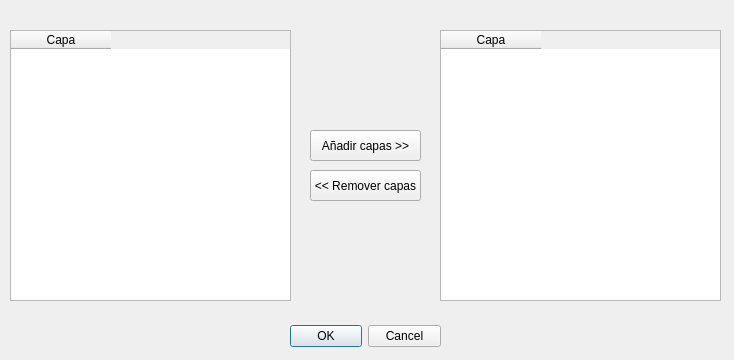
Before: the Qt Designer form wqi_plugin_dialog_base.ui in marcelomolas/wqi_calculator, drawn with Qt 5.
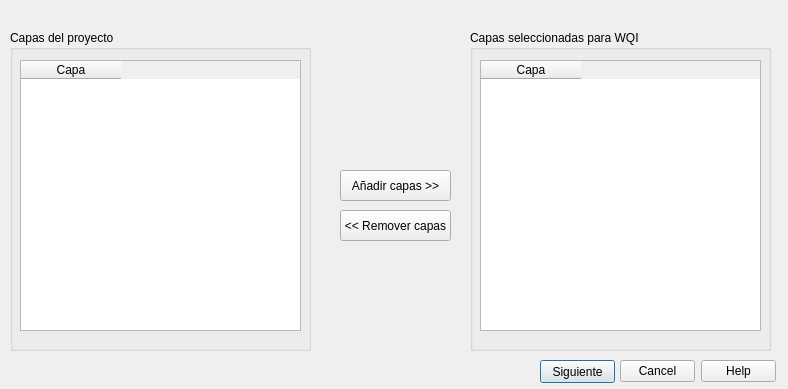
After: the same form once the commit is applied.

Commit message: Ya funcionan los botones de agregar capas y remover capas

Diff of the .ui file:
```diff
--- a/wqi_plugin_dialog_base.ui
+++ b/wqi_plugin_dialog_base.ui
@@ -6,44 +6,64 @@
    <rect>
     <x>0</x>
     <y>0</y>
-    <width>734</width>
-    <height>360</height>
+    <width>788</width>
+    <height>389</height>
    </rect>
   </property>
   <property name="windowTitle">
    <string>WQIPlugin</string>
   </property>
-  <widget class="QDialogButtonBox" name="button_box">
+  <widget class="QToolButton" name="AddCapas">
    <property name="geometry">
     <rect>
-     <x>290</x>
-     <y>320</y>
-     <width>151</width>
-     <height>32</height>
+     <x>340</x>
+     <y>170</y>
+     <width>111</width>
+     <height>31</height>
     </rect>
    </property>
-   <property name="orientation">
-    <enum>Qt::Horizontal</enum>
+   <property name="text">
+    <string>Añadir capas &gt;&gt;</string>
    </property>
-   <property name="standardButtons">
-    <set>QDialogButtonBox::Cancel|QDialogButtonBox::Ok</set>
+  </widget>
+  <widget class="QToolButton" name="RemoveCapas">
+   <property name="geometry">
+    <rect>
+     <x>340</x>
+     <y>210</y>
+     <width>111</width>
+     <height>31</height>
+    </rect>
    </property>
+   <property name="text">
+    <string>&lt;&lt; Remover capas</string>
+   </property>
   </widget>
-  <widget class="QTableWidget" name="SelectedCapas">
+  <widget class="QPushButton" name="pushButton">
    <property name="geometry">
     <rect>
-     <x>440</x>
+     <x>540</x>
+     <y>360</y>
+     <width>75</width>
+     <height>23</height>
+    </rect>
+   </property>
+   <property name="text">
+    <string>Siguiente</string>
+   </property>
+  </widget>
+  <widget class="QGroupBox" name="groupBox">
+   <property name="geometry">
+    <rect>
+     <x>10</x>
      <y>30</y>
-     <width>281</width>
-     <height>271</height>
+     <width>301</width>
+     <height>321</height>
     </rect>
    </property>
-   <column>
-    <property name="text">
-     <string>Capa</string>
-    </property>
-   </column>
-  </widget>
+   <property name="title">
+    <string>Capas del proyecto</string>
+   </property>
   <widget class="QTableWidget" name="AllCapas">
    <property name="geometry">
     <rect>
@@ -80,32 +100,54 @@
     </property>
    </column>
   </widget>
-  <widget class="QToolButton" name="AddCapas">
+  </widget>
+  <widget class="QGroupBox" name="groupBox_2">
    <property name="geometry">
     <rect>
-     <x>310</x>
-     <y>130</y>
-     <width>111</width>
-     <height>31</height>
+     <x>470</x>
+     <y>30</y>
+     <width>301</width>
+     <height>321</height>
     </rect>
    </property>
+   <property name="title">
+    <string>Capas seleccionadas para WQI</string>
+   </property>
+   <widget class="QTableWidget" name="SelectedCapas">
+    <property name="geometry">
+     <rect>
+      <x>10</x>
+      <y>30</y>
+      <width>281</width>
+      <height>271</height>
+     </rect>
+    </property>
+    <column>
    <property name="text">
-    <string>Añadir capas &gt;&gt;</string>
-   </property>
-  </widget>
-  <widget class="QToolButton" name="RemoveCapas">
+      <string>Capa</string>
+     </property>
+    </column>
+   </widget>
+  </widget>
+  <widget class="QDialogButtonBox" name="buttonBox">
    <property name="geometry">
     <rect>
-     <x>310</x>
-     <y>170</y>
-     <width>111</width>
-     <height>31</height>
+     <x>620</x>
+     <y>360</y>
+     <width>156</width>
+     <height>23</height>
     </rect>
    </property>
-   <property name="text">
-    <string>&lt;&lt; Remover capas</string>
+   <property name="standardButtons">
+    <set>QDialogButtonBox::Cancel|QDialogButtonBox::Help</set>
    </property>
   </widget>
+  <zorder>groupBox_2</zorder>
+  <zorder>groupBox</zorder>
+  <zorder>AddCapas</zorder>
+  <zorder>RemoveCapas</zorder>
+  <zorder>pushButton</zorder>
+  <zorder>buttonBox</zorder>
  </widget>
  <resources/>
  <connections>
```
Left out of the diff: 35 changed lines with no effect on the pictures. Lines whose indentation alone changed are shown as unchanged. The commit also changes 2 other files.
